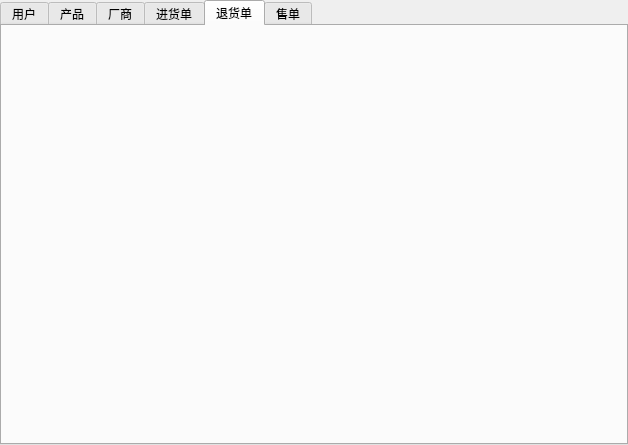
The window that Client/MainWidget.ui (uwitec/storesystem) describes before a commit, drawn with Qt 5.
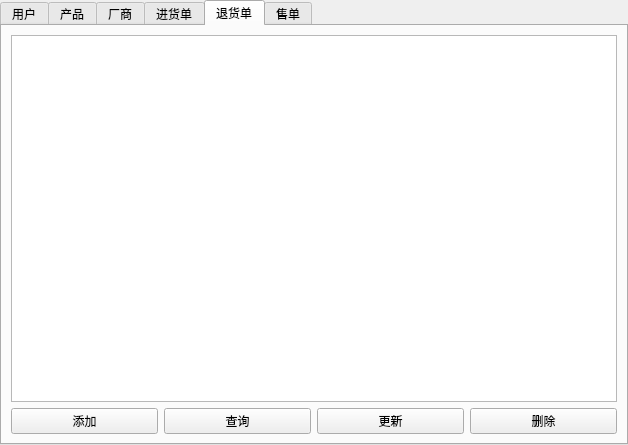
The same window after the commit. The open tabs and pages were chosen to show the change.

```diff
--- a/Client/MainWidget.ui
+++ b/Client/MainWidget.ui
@@ -163,6 +163,47 @@
    <attribute name="title">
     <string>退货单</string>
    </attribute>
+   <layout class="QVBoxLayout" name="verticalLayout_5">
+    <item>
+     <layout class="QVBoxLayout" name="m_pReturnLayout">
+      <item>
+       <widget class="QTreeView" name="m_pReturnView"/>
+      </item>
+      <item>
+       <layout class="QHBoxLayout" name="m_pReturnHLayout">
+        <item>
+         <widget class="QPushButton" name="m_pReturnAddBtn">
+          <property name="text">
+           <string>添加</string>
+          </property>
+         </widget>
+        </item>
+        <item>
+         <widget class="QPushButton" name="m_pReturnSelBtn">
+          <property name="text">
+           <string>查询</string>
+          </property>
+         </widget>
+        </item>
+        <item>
+         <widget class="QPushButton" name="m_pReturnUpdBtn">
+          <property name="text">
+           <string>更新</string>
+          </property>
+         </widget>
+        </item>
+        <item>
+         <widget class="QPushButton" name="m_pReturnDelBtn">
+          <property name="text">
+           <string>删除</string>
+          </property>
+         </widget>
+        </item>
+       </layout>
+      </item>
+     </layout>
+    </item>
+   </layout>
   </widget>
   <widget class="QWidget" name="m_pSaleTab">
    <attribute name="title">
```
Left out of the diff: 148 changed lines with no effect on the pictures.
